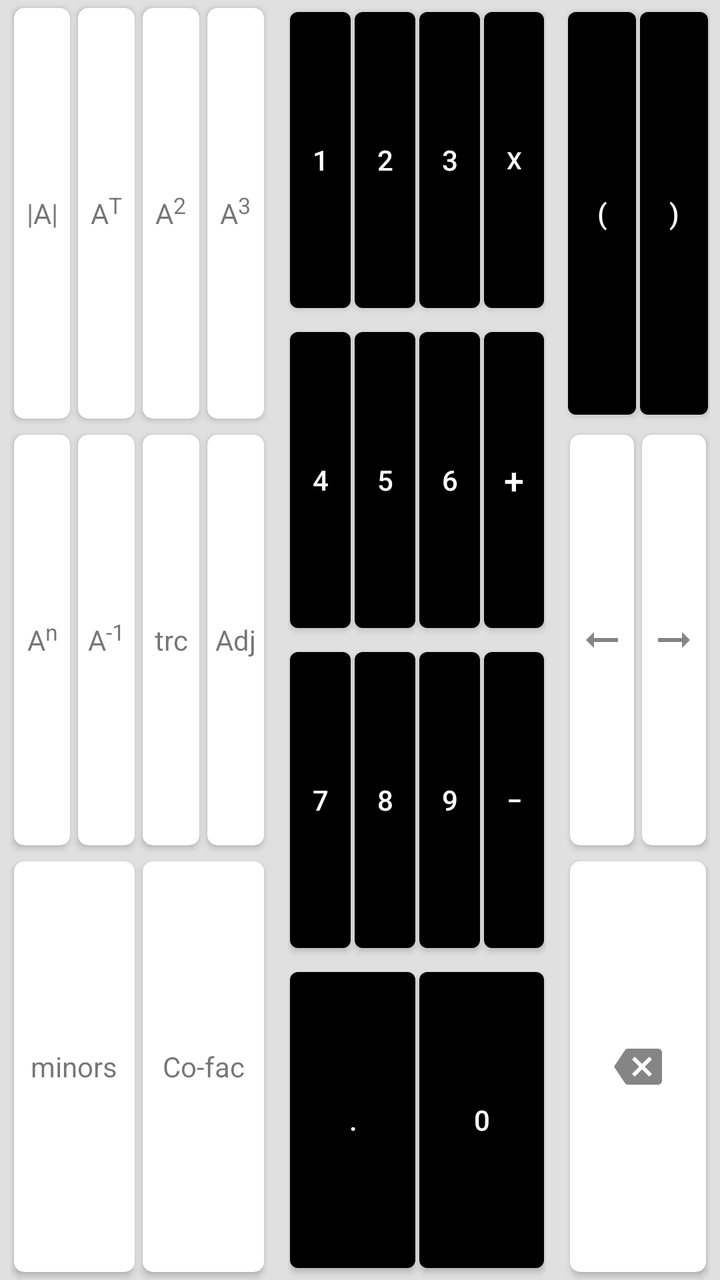
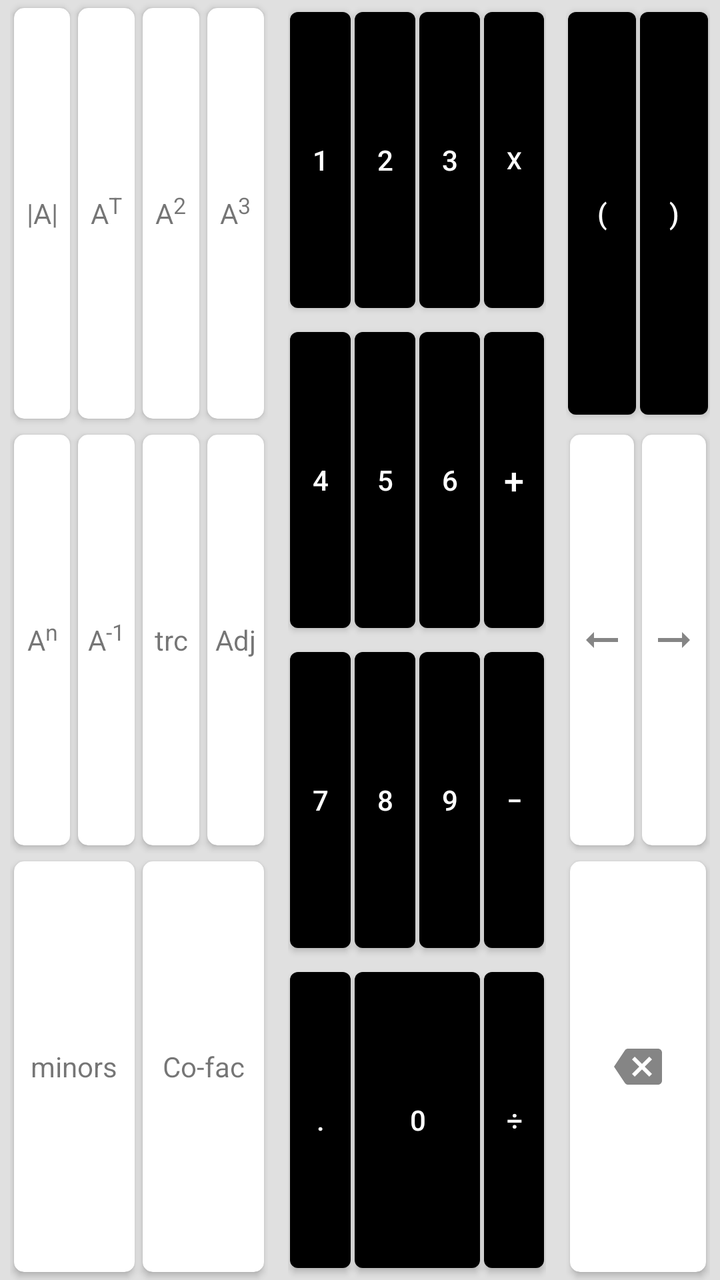

Compare the two renders of this Android layout. The source of the first and the diff that turns it into the second are given below.
<!-- AndroidManifest.xml: application theme Theme.Matscape -->
<!-- res/layout/numpad_home.xml -->
<?xml version="1.0" encoding="utf-8"?>
<androidx.constraintlayout.widget.ConstraintLayout xmlns:android="http://schemas.android.com/apk/res/android"
    xmlns:app="http://schemas.android.com/apk/res-auto"
    android:layout_width="match_parent"
    android:layout_height="match_parent"
    android:background="#E0E0E0">


    <androidx.constraintlayout.widget.ConstraintLayout
        android:id="@+id/HomeKeyboardCL1"
        android:layout_width="0dp"
        android:layout_height="0dp"
        android:layout_marginStart="5dp"
        android:layout_marginEnd="5dp"
        app:layout_constraintBottom_toBottomOf="parent"
        app:layout_constraintEnd_toStartOf="@+id/HomeKeyboardCL2"
        app:layout_constraintHorizontal_bias="0.5"
        app:layout_constraintStart_toStartOf="parent"
        app:layout_constraintTop_toTopOf="parent">

        <LinearLayout
            android:id="@+id/HomeKeyboardMatrixOperationLL1"
            android:layout_width="match_parent"
            android:layout_height="0dp"
            android:orientation="horizontal"
            app:layout_constraintBottom_toTopOf="@+id/HomeKeyboardMatrixOperationLL2"
            app:layout_constraintTop_toTopOf="parent">

            <androidx.cardview.widget.CardView
                android:id="@+id/detButton"
                style="@style/HomeKBCardButtons">

                <TextView
                    style="@style/HomeKBCardTextView"
                    android:text="@string/home_keyboard_determinant" />

            </androidx.cardview.widget.CardView>

            <androidx.cardview.widget.CardView
                android:id="@+id/transButton"
                style="@style/HomeKBCardButtons">

                <TextView
                    style="@style/HomeKBCardTextView"
                    android:text="@string/home_keyboard_transpose" />

            </androidx.cardview.widget.CardView>

            <androidx.cardview.widget.CardView
                android:id="@+id/squareButton"
                style="@style/HomeKBCardButtons">

                <TextView
                    style="@style/HomeKBCardTextView"
                    android:text="@string/home_keyboard_square" />

            </androidx.cardview.widget.CardView>

            <androidx.cardview.widget.CardView
                android:id="@+id/cubeButton"
                style="@style/HomeKBCardButtons">

                <TextView
                    style="@style/HomeKBCardTextView"
                    android:text="@string/home_keyboard_cube" />

            </androidx.cardview.widget.CardView>
        </LinearLayout>

        <LinearLayout
            android:id="@+id/HomeKeyboardMatrixOperationLL2"
            android:layout_width="match_parent"
            android:layout_height="0dp"
            android:orientation="horizontal"
            app:layout_constraintBottom_toTopOf="@+id/HomeKeyboardMatrixOperationLL3"
            app:layout_constraintTop_toBottomOf="@+id/HomeKeyboardMatrixOperationLL1">

            <androidx.cardview.widget.CardView
                android:id="@+id/nthButton"
                style="@style/HomeKBCardButtons">

                <TextView
                    style="@style/HomeKBCardTextView"
                    android:text="@string/home_keyboard_nth_power" />


            </androidx.cardview.widget.CardView>

            <androidx.cardview.widget.CardView
                android:id="@+id/inverseButton"
                style="@style/HomeKBCardButtons">

                <TextView
                    style="@style/HomeKBCardTextView"
                    android:text="@string/home_keyboard_inverse" />


            </androidx.cardview.widget.CardView>

            <androidx.cardview.widget.CardView
                android:id="@+id/traceButton"
                style="@style/HomeKBCardButtons">

                <TextView
                    style="@style/HomeKBCardTextView"
                    android:text="@string/home_keyboard_trace" />
            </androidx.cardview.widget.CardView>

            <androidx.cardview.widget.CardView
                android:id="@+id/adjButton"
                style="@style/HomeKBCardButtons">

                <TextView
                    style="@style/HomeKBCardTextView"
                    android:text="@string/home_keyboard_adjoint" />

            </androidx.cardview.widget.CardView>

        </LinearLayout>

        <LinearLayout
            android:id="@+id/HomeKeyboardMatrixOperationLL3"
            android:layout_width="match_parent"
            android:layout_height="0dp"
            android:orientation="horizontal"
            app:layout_constraintBottom_toBottomOf="parent"
            app:layout_constraintTop_toBottomOf="@+id/HomeKeyboardMatrixOperationLL2">

            <androidx.cardview.widget.CardView
                android:id="@+id/minorsButton"
                style="@style/HomeKBCardButtons">

                <TextView
                    style="@style/HomeKBCardTextView"
                    android:text="@string/home_keyboard_minors" />

            </androidx.cardview.widget.CardView>

            <androidx.cardview.widget.CardView
                android:id="@+id/cofButton"
                style="@style/HomeKBCardButtons">

                <TextView
                    style="@style/HomeKBCardTextView"
                    android:text="@string/home_keyboard_cofactors" />

            </androidx.cardview.widget.CardView>

        </LinearLayout>
    </androidx.constraintlayout.widget.ConstraintLayout>

    <androidx.constraintlayout.widget.ConstraintLayout
        android:id="@+id/HomeKeyboardCL2"
        android:layout_width="0dp"
        android:layout_height="0dp"
        android:layout_marginStart="5dp"
        android:layout_marginEnd="5dp"
        app:layout_constraintBottom_toBottomOf="parent"
        app:layout_constraintEnd_toStartOf="@+id/HomeKeyboardCL3"
        app:layout_constraintHorizontal_bias="0.5"
        app:layout_constraintStart_toEndOf="@+id/HomeKeyboardCL1"
        app:layout_constraintTop_toTopOf="parent">

        <LinearLayout
            android:id="@+id/HomeKeyboardNumpadLL1"
            android:layout_width="match_parent"
            android:layout_height="0dp"
            android:orientation="horizontal"
            app:layout_constraintBottom_toTopOf="@+id/HomeKeyboardNumpadLL2"
            app:layout_constraintTop_toTopOf="parent">

            <com.google.android.material.button.MaterialButton
                android:id="@+id/HomeNumpad1"
                style="@style/HomeKBNumpadButtons"
                android:text="@string/numpad1" />

            <com.google.android.material.button.MaterialButton
                android:id="@+id/HomeNumpad2"
                style="@style/HomeKBNumpadButtons"
                android:text="@string/numpad2" />

            <com.google.android.material.button.MaterialButton
                android:id="@+id/HomeNumpad3"
                style="@style/HomeKBNumpadButtons"
                android:text="@string/numpad3" />

            <com.google.android.material.button.MaterialButton
                android:id="@+id/HomeNumpadX"
                style="@style/HomeKBNumpadButtons"
                android:text="@string/home_numpad_multiply"
                android:textSize="12sp" />
        </LinearLayout>

        <LinearLayout
            android:id="@+id/HomeKeyboardNumpadLL2"
            android:layout_width="match_parent"
            android:layout_height="0dp"
            android:orientation="horizontal"
            app:layout_constraintBottom_toTopOf="@+id/HomeKeyboardNumpadLL3"
            app:layout_constraintTop_toBottomOf="@+id/HomeKeyboardNumpadLL1">

            <com.google.android.material.button.MaterialButton
                android:id="@+id/HomeNumpad4"
                style="@style/HomeKBNumpadButtons"
                android:text="@string/numpad4" />

            <com.google.android.material.button.MaterialButton
                android:id="@+id/HomeNumpad5"
                style="@style/HomeKBNumpadButtons"
                android:text="@string/numpad5" />

            <com.google.android.material.button.MaterialButton
                android:id="@+id/HomeNumpad6"
                style="@style/HomeKBNumpadButtons"
                android:text="@string/numpad6" />

            <com.google.android.material.button.MaterialButton
                android:id="@+id/HomeNumpadAdd"
                style="@style/HomeKBNumpadButtons"
                android:text="@string/home_numpad_add"
                android:textSize="18sp" />

        </LinearLayout>

        <LinearLayout
            android:id="@+id/HomeKeyboardNumpadLL3"
            android:layout_width="match_parent"
            android:layout_height="0dp"
            android:orientation="horizontal"
            app:layout_constraintBottom_toTopOf="@+id/HomeKeyboardNumpadLL4"
            app:layout_constraintTop_toBottomOf="@+id/HomeKeyboardNumpadLL2">

            <com.google.android.material.button.MaterialButton
                android:id="@+id/HomeNumpad7"
                style="@style/HomeKBNumpadButtons"
                android:text="@string/numpad7" />

            <com.google.android.material.button.MaterialButton
                android:id="@+id/HomeNumpad8"
                style="@style/HomeKBNumpadButtons"
                android:text="@string/numpad8" />

            <com.google.android.material.button.MaterialButton
                android:id="@+id/HomeNumpad9"
                style="@style/HomeKBNumpadButtons"
                android:text="@string/numpad9" />

            <com.google.android.material.button.MaterialButton
                android:id="@+id/HomeNumpadMinus"
                style="@style/HomeKBNumpadButtons"
                android:text="@string/numpadMinus" />

        </LinearLayout>

        <LinearLayout
            android:id="@+id/HomeKeyboardNumpadLL4"
            android:layout_width="match_parent"
            android:layout_height="0dp"
            android:orientation="horizontal"
            app:layout_constraintBottom_toBottomOf="parent"
            app:layout_constraintTop_toBottomOf="@+id/HomeKeyboardNumpadLL3">

            <com.google.android.material.button.MaterialButton
                android:id="@+id/HomeNumpadDot"
                style="@style/HomeKBNumpadButtons"
                android:text="@string/numpadDot" />

            <com.google.android.material.button.MaterialButton
                android:id="@+id/HomeNumpad0"
                style="@style/HomeKBNumpadButtons"
                android:text="@string/numpad0" />

        </LinearLayout>
    </androidx.constraintlayout.widget.ConstraintLayout>

    <androidx.constraintlayout.widget.ConstraintLayout
        android:id="@+id/HomeKeyboardCL3"
        android:layout_width="0dp"
        android:layout_height="0dp"
        android:layout_marginStart="5dp"
        android:layout_marginEnd="5dp"
        app:layout_constraintBottom_toBottomOf="parent"
        app:layout_constraintEnd_toEndOf="parent"
        app:layout_constraintHorizontal_bias="0.5"
        app:layout_constraintStart_toEndOf="@+id/HomeKeyboardCL2"
        app:layout_constraintTop_toTopOf="parent"
        app:layout_constraintWidth_percent=".2">

        <LinearLayout
            android:id="@+id/HomeKeyboardBracketsLL"
            android:layout_width="match_parent"
            android:layout_height="0dp"
            android:orientation="horizontal"
            app:layout_constraintBottom_toTopOf="@+id/HomeKeyboardCursorMoveLL"
            app:layout_constraintTop_toTopOf="parent">

            <com.google.android.material.button.MaterialButton
                android:id="@+id/HomeNumpadBracketStart"
                style="@style/HomeKBNumpadButtons"
                android:text="@string/home_keyboard_bracket_open" />

            <com.google.android.material.button.MaterialButton
                android:id="@+id/HomeNumpadBracketEnd"
                style="@style/HomeKBNumpadButtons"
                android:text="@string/home_keyboard_bracket_close" />

        </LinearLayout>

        <LinearLayout
            android:id="@+id/HomeKeyboardCursorMoveLL"
            android:layout_width="match_parent"
            android:layout_height="0dp"
            android:orientation="horizontal"
            app:layout_constraintBottom_toTopOf="@+id/HomeKeyboardBackspaceLL"
            app:layout_constraintTop_toBottomOf="@+id/HomeKeyboardBracketsLL">

            <androidx.cardview.widget.CardView style="@style/HomeKBCardButtons">

                <ImageView
                    android:layout_width="wrap_content"
                    android:layout_height="wrap_content"
                    android:layout_gravity="center"
                    android:contentDescription="@string/desc_move_cursor_left"
                    android:rotation="180"
                    android:src="@drawable/ic_home_right_arrow" />

            </androidx.cardview.widget.CardView>

            <androidx.cardview.widget.CardView style="@style/HomeKBCardButtons">

                <ImageView
                    android:layout_width="wrap_content"
                    android:layout_height="wrap_content"
                    android:layout_gravity="center"
                    android:contentDescription="@string/desc_move_cursor_right"
                    android:src="@drawable/ic_home_right_arrow" />

            </androidx.cardview.widget.CardView>
        </LinearLayout>

        <LinearLayout
            android:id="@+id/HomeKeyboardBackspaceLL"
            android:layout_width="match_parent"
            android:layout_height="0dp"
            android:orientation="horizontal"
            app:layout_constraintBottom_toBottomOf="parent"
            app:layout_constraintTop_toBottomOf="@+id/HomeKeyboardCursorMoveLL">

            <androidx.cardview.widget.CardView style="@style/HomeKBCardButtons">

                <ImageView
                    android:layout_width="wrap_content"
                    android:layout_height="wrap_content"
                    android:layout_gravity="center"
                    android:contentDescription="@string/desc_keyboard_backspace"
                    android:src="@drawable/ic_mat_edit_backspace" />

            </androidx.cardview.widget.CardView>
        </LinearLayout>
    </androidx.constraintlayout.widget.ConstraintLayout>

</androidx.constraintlayout.widget.ConstraintLayout>
<!-- resources referenced by this layout -->
<resources>
  <!-- drawable ic_home_right_arrow (drawable) -->
  <vector android:alpha="0.8" android:autoMirrored="true"
      android:height="24dp" android:tint="?attr/colorControlNormal"
      android:viewportHeight="24" android:viewportWidth="24"
      android:width="24dp" xmlns:android="http://schemas.android.com/apk/res/android">
      <path android:fillColor="@android:color/white" android:pathData="M16.01,11H4v2h12.01v3L20,12l-3.99,-4z"/>
  </vector>
  <string name="desc_keyboard_backspace">BackSpace</string>
  <string name="desc_move_cursor_left">Move Cursor Left</string>
  <string name="desc_move_cursor_right">Move Cursor Right</string>
  
      //for Both EditMatrixFragment and Home Numpad
  <string name="home_keyboard_adjoint">Adj</string>
  <string name="home_keyboard_bracket_close">)</string>
  <string name="home_keyboard_bracket_open">(</string>
  <string name="home_keyboard_cofactors">Co-fac</string>
  <string name="home_keyboard_cube">A<sup><small>3</small></sup></string>
  <string name="home_keyboard_determinant">|A|</string>
  <string name="home_keyboard_inverse">A<sup><small>-1</small></sup></string>
  <string name="home_keyboard_minors">minors</string>
  <string name="home_keyboard_nth_power">A<sup><small>n</small></sup></string>
  <string name="home_keyboard_square">A<sup><small>2</small></sup></string>
  <string name="home_keyboard_trace">trc</string>
  <string name="home_keyboard_transpose">A<sup><small>T</small></sup></string>
  <string name="home_numpad_add">+</string>
  <string name="home_numpad_multiply">X</string>
  <string name="numpad0">0</string>
  <string name="numpad1">1</string>
  <string name="numpad2">2</string>
  <string name="numpad3">3</string>
  <string name="numpad4">4</string>
  <string name="numpad5">5</string>
  <string name="numpad6">6</string>
  <string name="numpad7">7</string>
  <string name="numpad8">8</string>
  <string name="numpad9">9</string>
  <string name="numpadDot">.</string>
  <string name="numpadMinus">‒</string>
  <style name="HomeKBCardTextView">
          <item name="android:layout_width">match_parent</item>
          <item name="android:layout_height">match_parent</item>
          <item name="android:background">@android:color/transparent</item>
          <item name="android:gravity">center</item>
      </style>
  
      //for HomeKeyboard Numpad Buttons
  <style name="HomeKBNumpadButtons">
          <item name="android:layout_width">match_parent</item>
          <item name="android:layout_height">match_parent</item>
          <item name="android:layout_marginStart">1dp</item>
          <item name="android:layout_marginEnd">1dp</item>
          <item name="android:layout_weight">1</item>
          <item name="backgroundTint">@color/black</item>
          <item name="android:padding">0px</item>
      </style>
  <style name="Theme.Matscape" parent="Theme.MaterialComponents.DayNight.NoActionBar">
          
          <item name="colorPrimary">@color/purple_500</item>
          <item name="colorPrimaryVariant">@color/purple_700</item>
          <item name="colorOnPrimary">@color/white</item>
          
          <item name="colorSecondary">@color/teal_200</item>
          <item name="colorSecondaryVariant">@color/teal_700</item>
          <item name="colorOnSecondary">@color/black</item>
          
          <item name="android:statusBarColor" tools:targetApi="l">?attr/colorPrimaryVariant</item>
          
      </style>
  <color name="black">#FF000000</color>
  <color name="purple_500">#FF6200EE</color>
  <color name="purple_700">#FF3700B3</color>
  <color name="white">#FFFFFFFF</color>
  <color name="teal_200">#FF03DAC5</color>
  <color name="teal_700">#FF018786</color>
  <!-- unchanged entries left out for length: 2 -->
</resources>

<!-- the commit's change to res/layout/numpad_home.xml (unified diff, before → after) -->
@@ -262,13 +262,21 @@
 
             <com.google.android.material.button.MaterialButton
                 android:id="@+id/HomeNumpadDot"
+                android:layout_weight="1.5"
                 style="@style/HomeKBNumpadButtons"
                 android:text="@string/numpadDot" />
 
             <com.google.android.material.button.MaterialButton
                 android:id="@+id/HomeNumpad0"
+                android:layout_weight="1"
                 style="@style/HomeKBNumpadButtons"
                 android:text="@string/numpad0" />
+
+            <com.google.android.material.button.MaterialButton
+                android:id="@+id/HomeNumpadDivide"
+                style="@style/HomeKBNumpadButtons"
+                android:layout_weight="1.5"
+                android:text="@string/home_numpad_divide" />
 
         </LinearLayout>
     </androidx.constraintlayout.widget.ConstraintLayout>
@@ -295,12 +303,12 @@
             app:layout_constraintTop_toTopOf="parent">
 
             <com.google.android.material.button.MaterialButton
-                android:id="@+id/HomeNumpadBracketStart"
+                android:id="@+id/HomeNumpadBracketOpen"
                 style="@style/HomeKBNumpadButtons"
                 android:text="@string/home_keyboard_bracket_open" />
 
             <com.google.android.material.button.MaterialButton
-                android:id="@+id/HomeNumpadBracketEnd"
+                android:id="@+id/HomeNumpadBracketClose"
                 style="@style/HomeKBNumpadButtons"
                 android:text="@string/home_keyboard_bracket_close" />
 
@@ -314,7 +322,9 @@
             app:layout_constraintBottom_toTopOf="@+id/HomeKeyboardBackspaceLL"
             app:layout_constraintTop_toBottomOf="@+id/HomeKeyboardBracketsLL">
 
-            <androidx.cardview.widget.CardView style="@style/HomeKBCardButtons">
+            <androidx.cardview.widget.CardView
+                android:id="@+id/MoveCursorLeft"
+                style="@style/HomeKBCardButtons">
 
                 <ImageView
                     android:layout_width="wrap_content"
@@ -326,7 +336,9 @@
 
             </androidx.cardview.widget.CardView>
 
-            <androidx.cardview.widget.CardView style="@style/HomeKBCardButtons">
+            <androidx.cardview.widget.CardView
+                android:id="@+id/MoveCursorRight"
+                style="@style/HomeKBCardButtons">
 
                 <ImageView
                     android:layout_width="wrap_content"
@@ -346,7 +358,9 @@
             app:layout_constraintBottom_toBottomOf="parent"
             app:layout_constraintTop_toBottomOf="@+id/HomeKeyboardCursorMoveLL">
 
-            <androidx.cardview.widget.CardView style="@style/HomeKBCardButtons">
+            <androidx.cardview.widget.CardView
+                android:id="@+id/HomeBackspaceButton"
+                style="@style/HomeKBCardButtons">
 
                 <ImageView
                     android:layout_width="wrap_content"
<!-- resource entries referenced after the edit -->
@@ -25,6 +25,7 @@
   <string name="home_keyboard_trace">trc</string>
   <string name="home_keyboard_transpose">A<sup><small>T</small></sup></string>
   <string name="home_numpad_add">+</string>
+  <string name="home_numpad_divide">÷</string>
   <string name="home_numpad_multiply">X</string>
   <string name="numpad0">0</string>
   <string name="numpad1">1</string>
